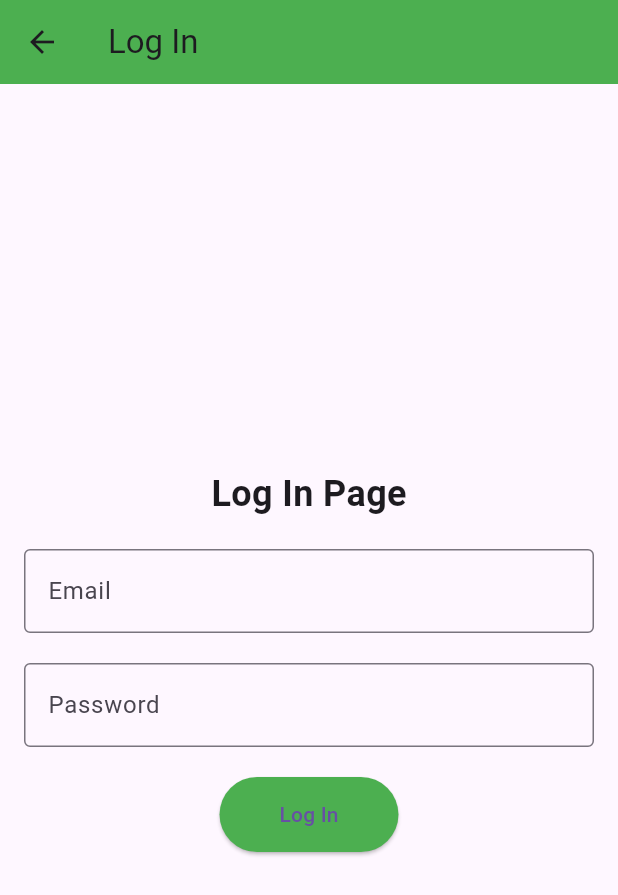
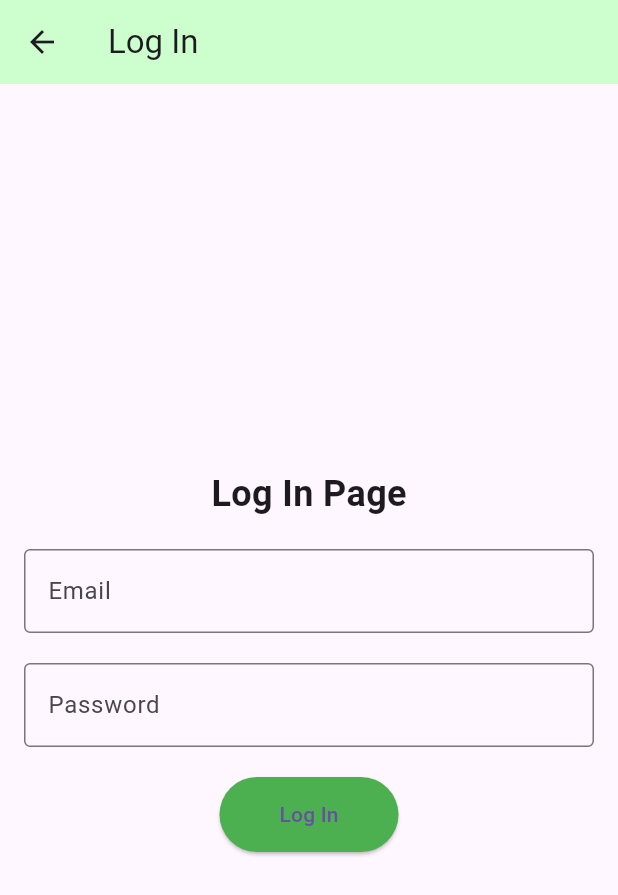
Before and after one commit to Modi08/recyclingapp, a Flutter app: the screen it shows after launch, after a tap on "Log In", on a phone screen of 412 x 824 dp. Shown: the top 895 px of the screen. Run offline on Flutter 3.47's test engine with Material 3 defaults, Android fonts, the light colour scheme and no system bars.

Commit message:
Co-authored-by: Modi08 <Modi08@users.noreply.github.com>

```diff
--- a/lib/login_screen.dart
+++ b/lib/login_screen.dart
@@ -8,7 +8,7 @@ class LoginScreen extends StatelessWidget {
     return Scaffold(
       appBar: AppBar(
         title: const Text('Log In'),
-        backgroundColor: Colors.green,
+        backgroundColor: const Color.fromARGB(255, 205, 254, 206),
       ),
       body: Center(
         child: Padding(
--- a/lib/welcome_screen.dart
+++ b/lib/welcome_screen.dart
@@ -32,7 +32,7 @@ class WelcomeScreen extends StatelessWidget {
                         Text(
                           'Recycle',
                           style: TextStyle(
-                            fontSize: 28,
+                            fontSize: 50,
                             fontWeight: FontWeight.bold,
                             color: Colors.green.shade800,
                           ),
@@ -70,7 +70,7 @@ class WelcomeScreen extends StatelessWidget {
                             child: const Text(
                               'Sign Up',
                               style: TextStyle(
-                                fontSize: 18,
+                                fontSize: 22,
                                 color: Colors.white,
                               ),
                             ),
@@ -83,7 +83,7 @@ class WelcomeScreen extends StatelessWidget {
                             },
                             style: OutlinedButton.styleFrom(
                               side: const BorderSide(
-                                  color: Colors.green, width: 2),
+                                  color: Colors.green, width: 3),
                               shape: RoundedRectangleBorder(
                                 borderRadius: BorderRadius.circular(30),
                               ),
@@ -92,7 +92,7 @@ class WelcomeScreen extends StatelessWidget {
                             child: const Text(
                               'Log In',
                               style: TextStyle(
-                                fontSize: 18,
+                                fontSize: 22,
                                 color: Colors.green,
                               ),
                             ),
```
